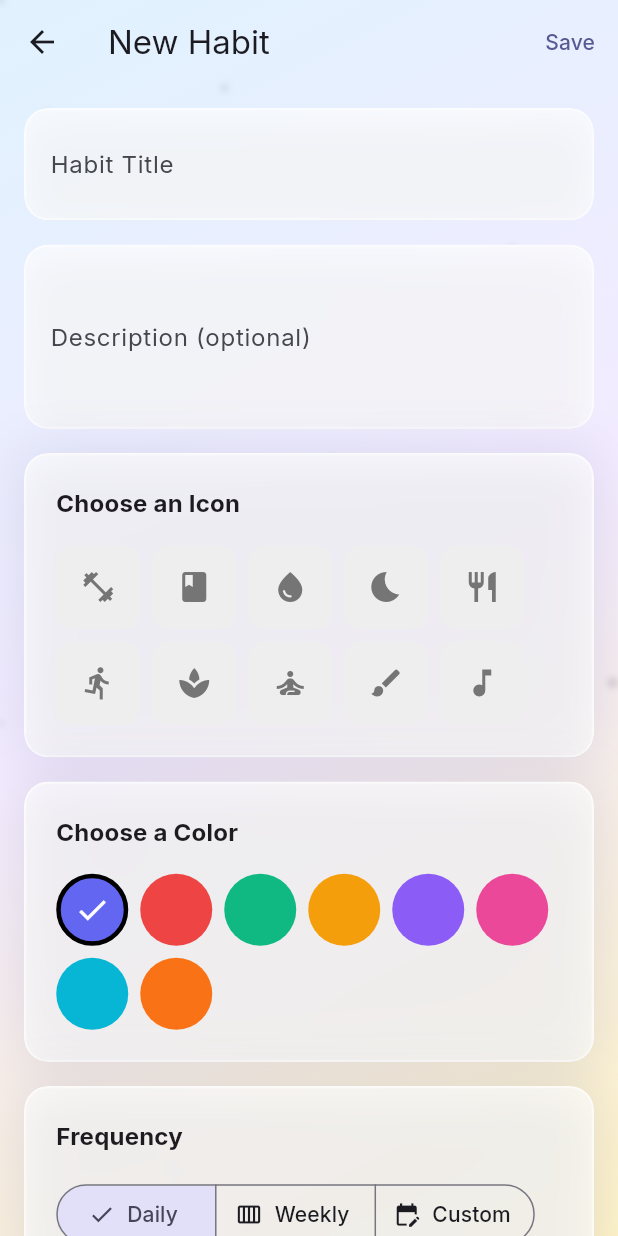
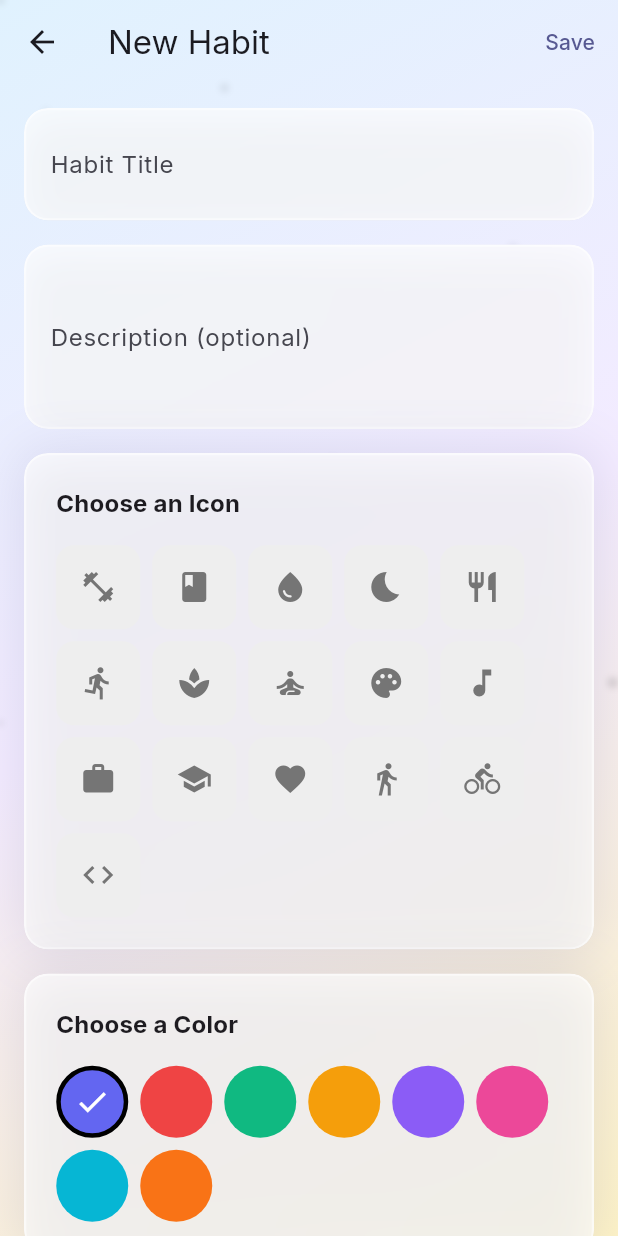
Before and after one commit to dekaos/my-habits, a Flutter app: the AddHabitScreen screen opened directly, on a phone screen of 412 x 824 dp. Run offline on Flutter 3.47's test engine with Material 3 defaults, Android fonts, the phone set to English and light mode, and no system bars; our stand-ins replace fl_chart, flutter_riverpod, google_fonts, supabase_flutter; accounts and stored records are empty; project files that could hold a hidden picture were left out.

Commit message:
AddHabitScreen > Use predefined icons

```diff
--- a/lib/screens/habits/add_habit_screen.dart
+++ b/lib/screens/habits/add_habit_screen.dart
@@ -38,17 +38,23 @@ class _AddHabitScreenState extends ConsumerState<AddHabitScreen> {
     '#F97316', // Orange
   ];
 
-  final List<IconData> _iconOptions = [
-    Icons.fitness_center,
-    Icons.book,
-    Icons.water_drop,
-    Icons.bedtime,
-    Icons.restaurant,
-    Icons.directions_run,
-    Icons.spa,
-    Icons.self_improvement,
-    Icons.brush,
-    Icons.music_note,
+  final List<Map<String, dynamic>> _iconOptions = [
+    {'name': 'fitness', 'icon': Icons.fitness_center},
+    {'name': 'book', 'icon': Icons.book},
+    {'name': 'water', 'icon': Icons.water_drop},
+    {'name': 'sleep', 'icon': Icons.bedtime},
+    {'name': 'restaurant', 'icon': Icons.restaurant},
+    {'name': 'run', 'icon': Icons.directions_run},
+    {'name': 'meditation', 'icon': Icons.spa},
+    {'name': 'yoga', 'icon': Icons.self_improvement},
+    {'name': 'art', 'icon': Icons.palette},
+    {'name': 'music', 'icon': Icons.music_note},
+    {'name': 'work', 'icon': Icons.work},
+    {'name': 'school', 'icon': Icons.school},
+    {'name': 'heart', 'icon': Icons.favorite},
+    {'name': 'walk', 'icon': Icons.directions_walk},
+    {'name': 'bike', 'icon': Icons.directions_bike},
+    {'name': 'code', 'icon': Icons.code},
   ];
 
   @override
@@ -191,13 +197,14 @@ class _AddHabitScreenState extends ConsumerState<AddHabitScreen> {
                       Wrap(
                         spacing: 8,
                         runSpacing: 8,
-                        children: _iconOptions.map((icon) {
-                          final isSelected =
-                              _selectedIcon == icon.codePoint.toString();
+                        children: _iconOptions.map((iconData) {
+                          final iconName = iconData['name'] as String;
+                          final icon = iconData['icon'] as IconData;
+                          final isSelected = _selectedIcon == iconName;
                           return InkWell(
                             onTap: () {
                               setState(() {
-                                _selectedIcon = icon.codePoint.toString();
+                                _selectedIcon = iconName;
                               });
                             },
                             child: Container(
```
